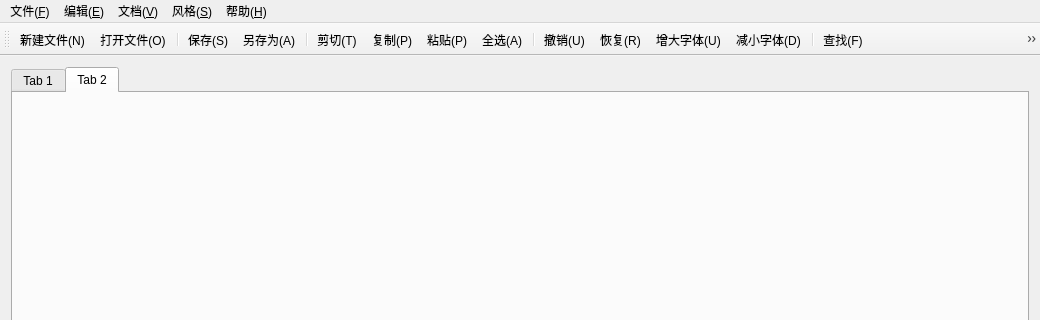
Above: Shaderpad/mainwindow.ui from ZeusYang/Shaderpad--plusplus before the change; both pictures show x 0 to 1040 and y 0 to 320 of the 1040 by 780 pixel window. Below: the same form after it.
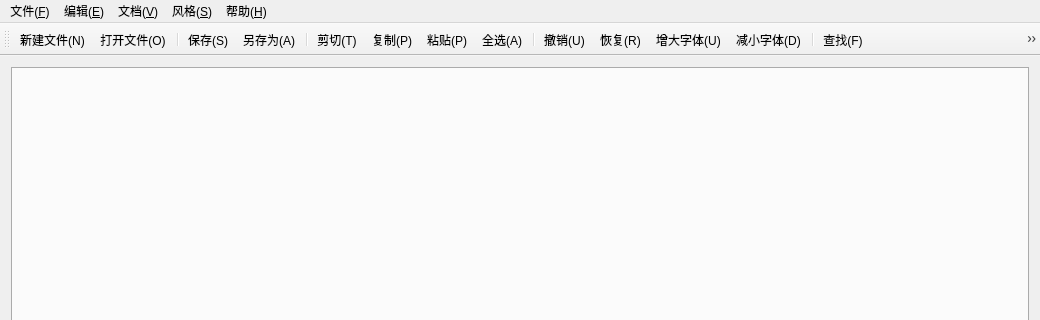
That is the form after the change. Icons and pictures are not drawn.

The edit to the form file:
```diff
--- a/Shaderpad/mainwindow.ui
+++ b/Shaderpad/mainwindow.ui
@@ -48,16 +48,6 @@
        <property name="tabBarAutoHide">
         <bool>false</bool>
        </property>
-       <widget class="QWidget" name="tab">
-        <attribute name="title">
-         <string>Tab 1</string>
-        </attribute>
-       </widget>
-       <widget class="QWidget" name="tab_2">
-        <attribute name="title">
-         <string>Tab 2</string>
-        </attribute>
-       </widget>
       </widget>
      </widget>
     </item>
```
Left out of the diff: 2 changed lines with no effect on the pictures.
